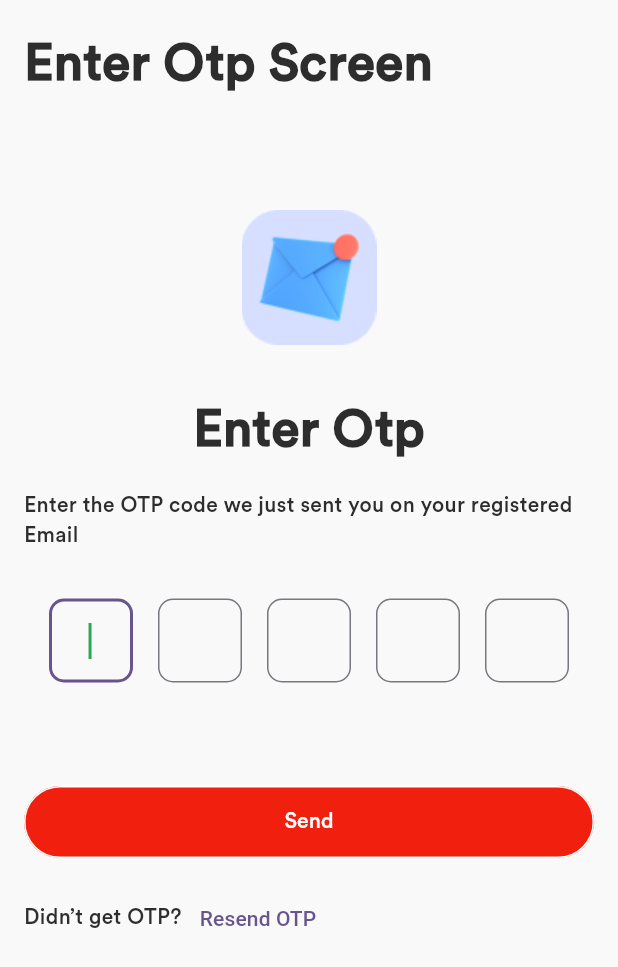
After one commit to samcesa45/commerce-client, a Flutter app: the OtpScreen screen opened by its route, on a phone screen of 412 x 824 dp. The commit adds this screen. Shown: the top 967 px of the screen. Run offline on Flutter 3.47's test engine with Material 3 defaults, Android fonts, the light colour scheme and no system bars; our stand-ins replace get, shared_preferences; accounts and stored records are empty.

Commit message:
completed  client password reset functionality

```diff
--- a/lib/app_routes.dart
+++ b/lib/app_routes.dart
@@ -3,12 +3,16 @@ import 'package:gx_tutorial/screens/home_screen.dart';
 import 'package:gx_tutorial/users/authentication/forgot_password.dart';
 import 'package:gx_tutorial/users/authentication/login.dart';
 import 'package:gx_tutorial/users/authentication/signup.dart';
+import 'package:gx_tutorial/users/authentication/otp_screen.dart';
+import 'package:gx_tutorial/users/authentication/reset_password_screen.dart';
 
 abstract class AppRoutes {
   static const HOME_SCREEN = '/home';
   static const LOGIN_SCREEN = '/login';
   static const REGISTER_SCREEN = '/signup';
   static const FORGOT_PASSWORD_SCREEN = '/forgot-password';
+  static const OTP_SCREEN = '/otp';
+  static const RESET_PASSWORD_SCREEN = '/reset-password';
 
   static final routes = [
     GetPage(
@@ -31,5 +35,15 @@ abstract class AppRoutes {
       page: () => const ForgotPassword(),
       transition: Transition.downToUp,
     ),
+    GetPage(
+      name: OTP_SCREEN,
+      page: () => const OtpScreen(),
+      transition: Transition.downToUp,
+    ),
+    GetPage(
+      name: RESET_PASSWORD_SCREEN,
+      page: () => const ResetPasswordScreen(),
+      transition: Transition.downToUp,
+    ),
   ];
 }
--- a/lib/constants/app_constant.dart
+++ b/lib/constants/app_constant.dart
@@ -4,5 +4,7 @@ abstract class AppConstant {
   static const REGISTRATION_URL = '/api/signup';
   static const LOGIN_URI = '/api/login';
   static const REQUEST_PASSWORD_RESET='/api/request-reset';
+  static const VERIFY_OTP = '/api/verify-otp';
+  static const RESET_PASSWORD = '/api/password-reset';
   static const TOKEN = "";
 }
--- a/lib/controllers/auth_controller.dart
+++ b/lib/controllers/auth_controller.dart
@@ -66,21 +66,25 @@ class AuthController extends GetxController implements GetxService {
     return responseModel;
   }
 
-  Future<ResponseModel> passwordRequestReset(String email) async{
+  Future<ResponseModel> passwordRequestReset(String email) async {
     isLoading.value = true;
     late ResponseModel responseModel;
 
     Response response = await authRepo.passwordRequestReset(email);
-    if(response.statusCode == 200) {
-      var bodyToken =response.body['token'];
-      authRepo.saveUserToken(bodyToken);
-      responseModel = ResponseModel(true, bodyToken);
+    if (response.statusCode == 200) {
+      var bodyMessage = response.body['message'];
+      print(bodyMessage);
+      responseModel = ResponseModel(true, bodyMessage);
+
+      await authRepo.saveUserEmail(email);
+
       print(responseModel);
       isLoading.value = false;
-      Get.snackbar('Success', response.statusText ?? 'An Email link as been sent',
+      Get.toNamed(AppRoutes.OTP_SCREEN);
+      Get.snackbar('Success',
+          response.body['message'] ?? 'An OTP code has been sent to your email',
           snackPosition: SnackPosition.BOTTOM);
-
-    }else {
+    } else {
       isLoading.value = false;
       responseModel = ResponseModel(false, response.statusText!);
       Get.snackbar('Error', response.statusText!,
@@ -89,4 +93,68 @@ class AuthController extends GetxController implements GetxService {
     print(responseModel);
     return responseModel;
   }
+
+  Future<ResponseModel> verifyOtp(String otp) async {
+    isLoading.value = true;
+    ResponseModel responseModel;
+
+    String? email = authRepo.sharedPreferences.getString("email");
+    if (email == null) {
+      isLoading.value = false;
+      responseModel = ResponseModel(false, "Email not found");
+      Get.snackbar('Error', 'Email not found',
+          snackPosition: SnackPosition.BOTTOM);
+      return responseModel;
+    }
+    Response response = await authRepo.verifyOtp(email, otp);
+    if (response.statusCode == 200) {
+      var bodyMessage = response.body['message'];
+      responseModel = ResponseModel(true, bodyMessage);
+      isLoading.value = false;
+      Get.toNamed(AppRoutes.RESET_PASSWORD_SCREEN);
+      Get.snackbar('Success',
+          response.body['message'] ?? 'Your Otp has been verified successfully',
+          snackPosition: SnackPosition.BOTTOM);
+    } else {
+      isLoading.value = false;
+      responseModel = ResponseModel(false, response.statusText!);
+      Get.snackbar('Error', response.statusText!,
+          snackPosition: SnackPosition.BOTTOM);
+    }
+
+    return responseModel;
+  }
+
+  Future<ResponseModel> resetPassword(String newPassword) async {
+    isLoading.value = true;
+    late ResponseModel responseModel;
+    String? email = authRepo.sharedPreferences.getString("email");
+
+    if (email == null) {
+      isLoading.value = false;
+      responseModel = ResponseModel(false, "Email not found");
+      Get.snackbar('Error', 'Email not found',
+          snackPosition: SnackPosition.BOTTOM);
+      return responseModel;
+    }
+    Response response = await authRepo.resetPassword(email,newPassword);
+    if (response.statusCode == 200) {
+      var bodyMessage = response.body['message'];
+      responseModel = ResponseModel(true, bodyMessage);
+
+      isLoading.value = false;
+      await authRepo.clearUserEmail();
+      Get.toNamed(AppRoutes.LOGIN_SCREEN);
+      Get.snackbar('Success',
+          response.body['message'] ?? 'Password has been reset successfully',
+          snackPosition: SnackPosition.BOTTOM);
+    } else {
+      isLoading.value = false;
+      responseModel = ResponseModel(false, response.body['error']);
+      Get.snackbar('Error', response.body['error'],
+          snackPosition: SnackPosition.BOTTOM);
+    }
+
+    return responseModel;
+  }
 }
--- /dev/null
+++ b/lib/forms/custom_otp_input.dart
@@ -0,0 +1,39 @@
+import 'package:flutter/material.dart';
+import 'package:gx_tutorial/themes/color_pallete.dart';
+
+class CustomOtpInput extends StatelessWidget {
+  const CustomOtpInput(
+      {super.key, required this.controller, required this.autoFocus});
+
+  final TextEditingController controller;
+  final bool autoFocus;
+  @override
+  Widget build(BuildContext context) {
+    return SizedBox(
+      height: 70,
+      width: 56,
+      child: TextField(
+        autofocus: autoFocus,
+        textAlign: TextAlign.center,
+        keyboardType: TextInputType.number,
+        controller: controller,
+        maxLength: 1,
+        cursorColor: ColorPallete.success,
+        decoration: const InputDecoration(
+            border: OutlineInputBorder(
+              borderRadius: BorderRadius.all(Radius.circular(10))
+            ),
+            counterText: '',
+            hintStyle: TextStyle(color: ColorPallete.black, fontSize: 20.0)),
+        onChanged: (value) {
+          if (value.length == 1) {
+            FocusScope.of(context).nextFocus();
+          }
+          if (value.isEmpty) {
+            FocusScope.of(context).previousFocus();
+          }
+        },
+      ),
+    );
+  }
+}
--- a/lib/services/repositories/auth_repo.dart
+++ b/lib/services/repositories/auth_repo.dart
@@ -29,6 +29,16 @@ class AuthRepo {
     return await apiClient
         .sendData(AppConstant.REQUEST_PASSWORD_RESET, {"email": email});
   }
+  Future<Response> verifyOtp(String email,String otp) async {
+    print('request otp repo');
+    return await apiClient
+        .sendData(AppConstant.VERIFY_OTP, {"email":email,"otp": otp});
+  }
+
+  Future<Response> resetPassword(String email,String newPassword) async {
+    print('password reset repo');
+    return await apiClient.sendData(AppConstant.RESET_PASSWORD,{"email":email,"newPassword": newPassword});
+  }
 
   Future<bool> saveUserToken(String token) async {
     apiClient.token = token;
@@ -52,4 +62,8 @@ class AuthRepo {
       print("$e");
     }
   }
+
+  Future<void> clearUserEmail() async {
+    await sharedPreferences.remove("email");
+  }
 }
--- /dev/null
+++ b/lib/users/authentication/otp_screen.dart
@@ -0,0 +1,138 @@
+import 'package:flutter/material.dart';
+import 'package:gx_tutorial/controllers/auth_controller.dart';
+import 'package:gx_tutorial/forms/custom_button.dart';
+import 'package:gx_tutorial/forms/custom_otp_input.dart';
+import 'package:gx_tutorial/themes/color_pallete.dart';
+import 'package:get/get.dart';
+
+class OtpScreen extends StatelessWidget {
+  const OtpScreen({super.key});
+
+  @override
+  Widget build(BuildContext context) {
+    var _fieldOne = TextEditingController();
+    var _fieldTwo = TextEditingController();
+    var _fieldThree = TextEditingController();
+    var _fieldFour = TextEditingController();
+    var _fieldFive = TextEditingController();
+
+    void _requestSendOtp(AuthController authController) {
+      final String otp  = _fieldOne.text + _fieldTwo.text + _fieldThree.text
+      + _fieldFour.text + _fieldFive.text;
+
+      if (otp.length < 5) {
+        Get.snackbar("Error", "Your Pin is not correct");
+      } else {
+        print(otp);
+        authController.verifyOtp(otp);
+      }
+    }
+
+    return Scaffold(
+      backgroundColor: ColorPallete.mainBgColor,
+      body: GetBuilder<AuthController>(builder: (authController) {
+        return SafeArea(
+          child: Padding(
+            padding: const EdgeInsets.only(left: 16, right: 16, top: 18),
+            child: Column(
+              crossAxisAlignment: CrossAxisAlignment.start,
+              children: [
+                const Text(
+                  'Enter Otp Screen',
+                  style: TextStyle(
+                      fontFamily: 'Circular Std',
+                      fontSize: 34,
+                      color: ColorPallete.black,
+                      fontWeight: FontWeight.bold),
+                ),
+                const SizedBox(
+                  height: 73,
+                ),
+                const Center(
+                    child: Image(image: AssetImage('images/email_img.png'))),
+                const SizedBox(
+                  height: 32,
+                ),
+                const Center(
+                  child: Text(
+                    'Enter Otp',
+                    style: TextStyle(
+                        fontFamily: 'Circular Std',
+                        fontSize: 34,
+                        color: ColorPallete.black,
+                        fontWeight: FontWeight.bold),
+                  ),
+                ),
+                const SizedBox(
+                  height: 16,
+                ),
+                const Text(
+                  'Enter the OTP code we just sent you on your registered Email',
+                  style: TextStyle(
+                      color: ColorPallete.black,
+                      fontSize: 14,
+                      fontWeight: FontWeight.w500,
+                      fontFamily: 'Circular Std'),
+                ),
+                const SizedBox(
+                  height: 32,
+                ),
+                Row(
+                  mainAxisAlignment: MainAxisAlignment.spaceEvenly,
+                  children: [
+                    CustomOtpInput(controller: _fieldOne, autoFocus: true),
+                    CustomOtpInput(controller: _fieldTwo, autoFocus: false),
+                    CustomOtpInput(controller: _fieldThree, autoFocus: false),
+                    CustomOtpInput(controller: _fieldFour, autoFocus: false),
+                    CustomOtpInput(controller: _fieldFive, autoFocus: false),
+                  ],
+                ),
+                const SizedBox(
+                  height: 55,
+                ),
+                Obx(() => CustomButton(
+                      color: ColorPallete.errorColor,
+                      content: authController.isLoading.value
+                          ? const Center(
+                              child: CircularProgressIndicator(
+                                color: Colors.white,
+                              ),
+                            )
+                          : const Text(
+                              'Send',
+                              style: TextStyle(
+                                fontSize: 14,
+                                color: Colors.white,
+                                fontFamily: 'Circular Std',
+                                fontWeight: FontWeight.w600,
+                              ),
+                            ),
+                      onPressed: () => _requestSendOtp(authController),
+                    )),
+                const SizedBox(
+                  height: 16,
+                ),
+                Row(
+                  children: [
+                    const Text(
+                      "Didn’t get OTP?",
+                      style: TextStyle(
+                          color: ColorPallete.black,
+                          fontSize: 14,
+                          fontWeight: FontWeight.w500,
+                          fontFamily: 'Circular Std'),
+                    ),
+                    TextButton(
+                      child: const Text('Resend OTP'),
+                      onPressed: () => {},
+                    )
+                  ],
+                ),
+              ],
+            ),
+          ),
+        );
+      }),
+    );
+  }
+}
--- a/pubspec.yaml
+++ b/pubspec.yaml
@@ -36,6 +36,9 @@ dependencies:
   cupertino_icons: ^1.0.8
   get: ^4.6.6
   shared_preferences: ^2.3.2
+  camera: ^0.11.0+2
+  path_provider: ^2.1.4
+  path: ^1.9.0
 
 dev_dependencies:
   flutter_test:
@@ -65,6 +68,8 @@ flutter:
       - images/facebook.png
       - images/google.png
       - images/visual.png
+      - images/email_img.png
+      - images/lock.png
 
   # An image asset can refer to one or more resolution-specific "variants", see
   # https://flutter.dev/to/resolution-aware-images
```
Also changed, not shown: lib/users/authentication/reset_password_screen.dart (added, +112 -0 lines), images/email_img.png (added), images/lock.png (added), pubspec.lock, 1 other file.
